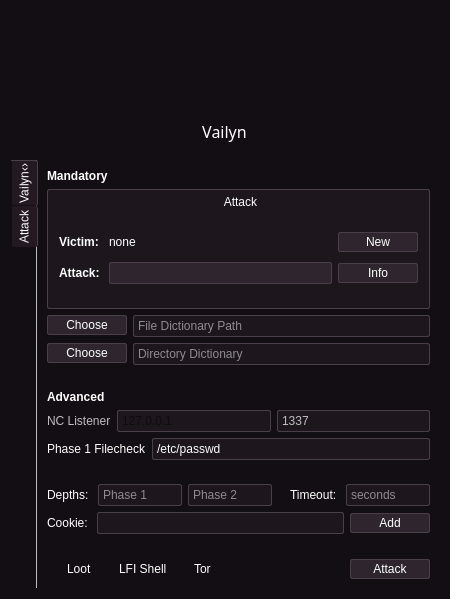
The window that core/qt5/Main.ui (VainlyStrain/Vailyn) describes before a commit, drawn with Qt 5.
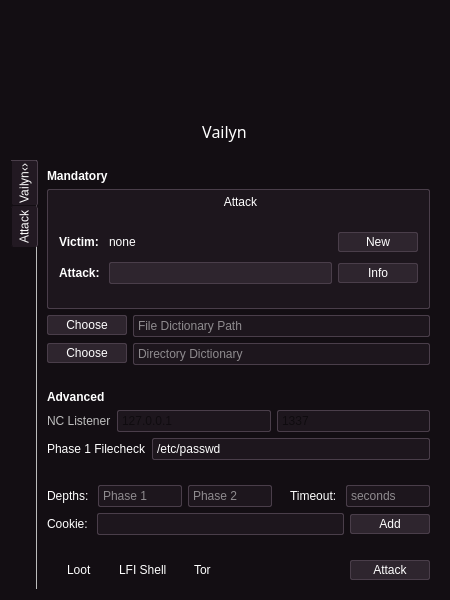
The same window after the commit. Icons and pictures are not drawn.

Commit message: README & GUI reverse shell fixes

```diff
--- a/core/qt5/Main.ui
+++ b/core/qt5/Main.ui
@@ -7,7 +7,7 @@
     <x>0</x>
     <y>0</y>
     <width>450</width>
-    <height>599</height>
+    <height>600</height>
    </rect>
   </property>
   <property name="sizePolicy">
@@ -1439,6 +1439,9 @@
                  <bool>false</bool>
                 </property>
                 <property name="text">
+                 <string/>
+                </property>
+                <property name="placeholderText">
                  <string>1337</string>
                 </property>
                </widget>
```
The commit also changes 1 other file.
